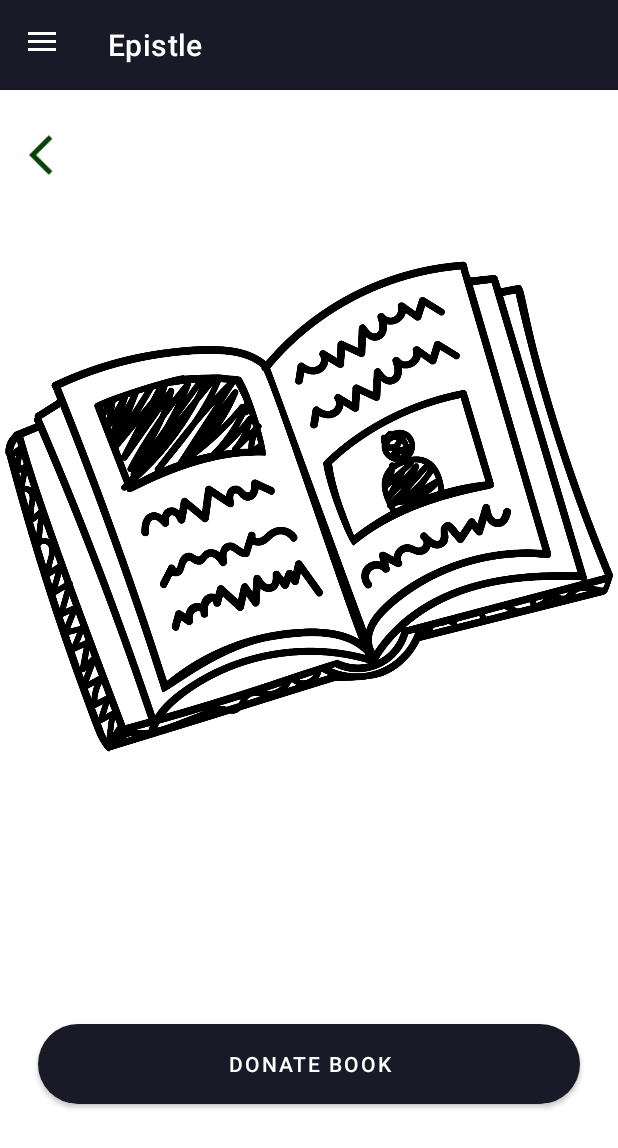
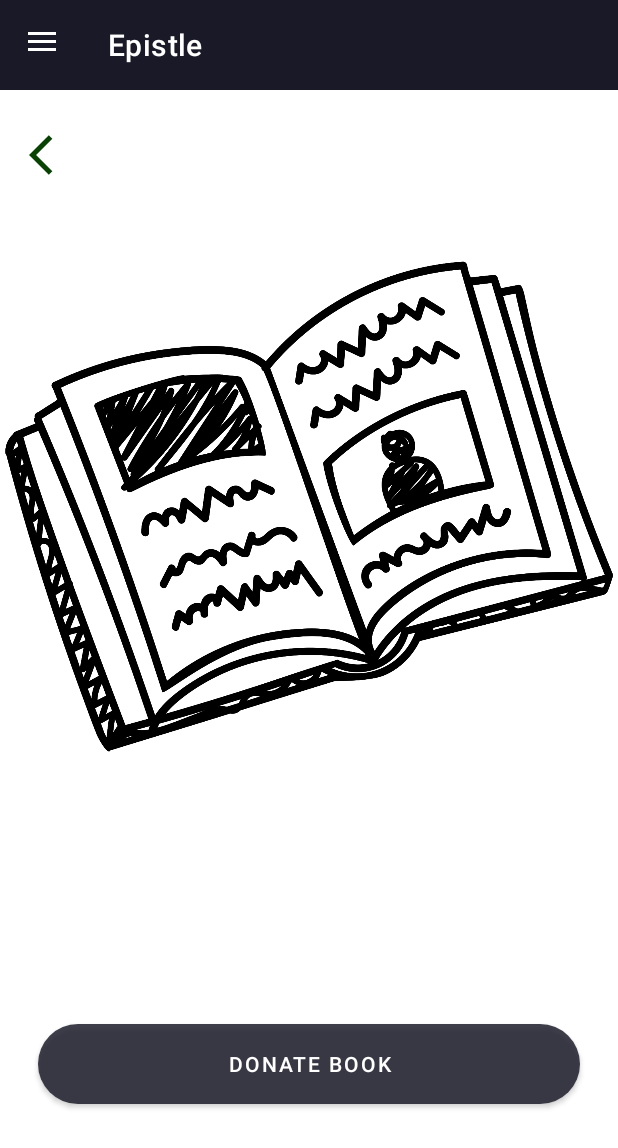
Before and after one commit to roshankr1998/Epistle, an Android app: the fragment HomeFragment placed in its activity, on a phone screen of 412 x 824 dp. Shown: the top 1148 px of the screen. Run offline under Robolectric (Android 15) with nearby library versions, the light colour scheme and no system bars; our stand-ins replace Firebase (no records; nobody signed in at launch, a user with empty details on screens opened directly).

Commit message:
initial commit1

```diff
--- a/app/src/main/res/drawable-v24/button.xml
+++ b/app/src/main/res/drawable-v24/button.xml
@@ -1,5 +1,5 @@
 <?xml version="1.0" encoding="utf-8"?>
 <shape android:shape="rectangle" xmlns:android="http://schemas.android.com/apk/res/android">
 <corners android:radius="100dp"/>
-    <solid android:color="#c8d049"/>
+    <solid android:color="@color/fadeabc"/>
 </shape>
--- a/app/src/main/res/values/strings.xml
+++ b/app/src/main/res/values/strings.xml
@@ -1,6 +1,6 @@
 <resources>
     <string name="app_name">Epistle</string>
-    <string name="_91">+91-</string>
+    <string name="_91">+91</string>
     <string name="title_activity_home1">home1</string>
     <string name="navigation_drawer_open">Open navigation drawer</string>
     <string name="navigation_drawer_close">Close navigation drawer</string>
```
Also changed, not shown: app/src/main/res/layout/activity_otp.xml (+6 -3 lines).
